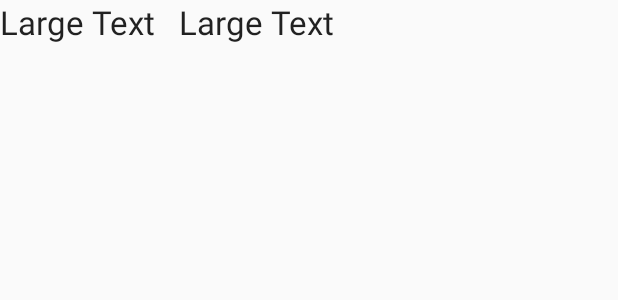
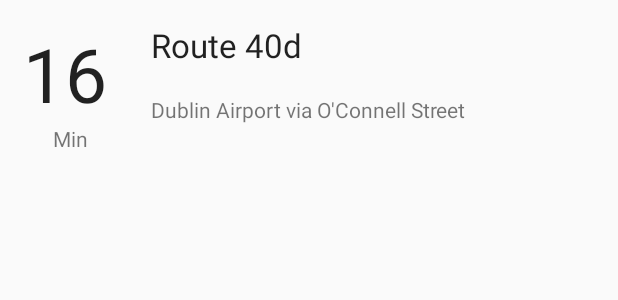
Before and after one commit to victoraldir/DublinBusAlarm, an Android app: the layout layout_list_bus_adapter.xml on its own in the app's theme, with its tools: preview values and no code run, on a phone screen of 412 x 824 dp. Shown: the top 300 px of the screen. Run offline under Robolectric (Android 15) with nearby library versions, the phone set to English and light mode, and no system bars.

Commit message:
new features

```diff
--- a/app/src/main/java/entities/Bus.java
+++ b/app/src/main/java/entities/Bus.java
@@ -11,7 +11,7 @@ public class Bus {
 
     private String destination;
 
-    private LocalTime time;
+    private String time;
 
     public String getRoute() {
         return route;
@@ -29,11 +29,11 @@ public class Bus {
         this.destination = destination;
     }
 
-    public LocalTime getTime() {
+    public String getTime() {
         return time;
     }
 
-    public void setTime(LocalTime time) {
+    public void setTime(String time) {
         this.time = time;
     }
 
--- a/app/src/main/java/receivers/AlarmReceiver.java
+++ b/app/src/main/java/receivers/AlarmReceiver.java
@@ -12,6 +12,7 @@ import android.net.Uri;
 import android.support.v4.app.NotificationCompat;
 
 import entities.Alarm;
+import quartzo.com.dublinbusalarm.LivePainelActivity;
 import quartzo.com.dublinbusalarm.MainActivity;
 import quartzo.com.dublinbusalarm.R;
 import utils.Constants;
@@ -25,7 +26,9 @@ public class AlarmReceiver extends BroadcastReceiver {
     public void onReceive(Context context, Intent intent) {
 
         //Toast.makeText(context, "I'm running", Toast.LENGTH_SHORT).show();
-        Intent it = new Intent(context, MainActivity.class);
+        Intent it = new Intent(context, LivePainelActivity.class);
+
+        it.putExtra("myDataSerialized", intent.getStringExtra("myDataSerialized"));
 
         PendingIntent resultPendingIntent =
                 PendingIntent.getActivity(
--- a/app/src/main/java/utils/Constants.java
+++ b/app/src/main/java/utils/Constants.java
@@ -8,4 +8,8 @@ public class Constants {
     public static final String PREFS_NAME = "MyPrefName";
     public static final String PREFS_KEY = "MyPrefKey";
 
+    public static final int ROUTE = 0;
+    public static final int DESTINATION = 1;
+    public static final int TIME = 2;
+
 }
--- a/app/src/main/res/layout/layout_list_bus_adapter.xml
+++ b/app/src/main/res/layout/layout_list_bus_adapter.xml
@@ -1,5 +1,5 @@
 <?xml version="1.0" encoding="utf-8"?>
-<LinearLayout xmlns:android="http://schemas.android.com/apk/res/android"
+<RelativeLayout xmlns:android="http://schemas.android.com/apk/res/android"
     android:orientation="horizontal" android:layout_width="match_parent"
     android:layout_height="match_parent">
 
@@ -7,14 +7,38 @@
         android:layout_width="wrap_content"
         android:layout_height="wrap_content"
         android:textAppearance="?android:attr/textAppearanceLarge"
-        android:text="Large Text"
-        android:id="@+id/textViewBus" />
+        android:text="16"
+        android:textSize="50dp"
+        android:layout_marginLeft="15dp"
+        android:layout_marginTop="15dp"
+        android:id="@+id/textViewMinutes" />
+
+    <TextView
+        android:layout_width="wrap_content"
+        android:layout_height="wrap_content"
+        android:textAppearance="?android:attr/textAppearanceSmall"
+        android:text="Dublin Airport via O&apos;Connell Street"
+        android:layout_marginLeft="15dp"
+        android:id="@+id/textViewDestination"
+        android:layout_alignBottom="@+id/textViewMinutes"
+        android:layout_centerHorizontal="true" />
 
     <TextView
         android:layout_width="wrap_content"
         android:layout_height="wrap_content"
         android:textAppearance="?android:attr/textAppearanceLarge"
-        android:text="Large Text"
-        android:layout_marginLeft="15dp"
-        android:id="@+id/textViewMinutes" />
-</LinearLayout>
+        android:text="Route 40d"
+        android:id="@+id/textViewRoute"
+        android:layout_alignTop="@+id/textViewMinutes"
+        android:layout_alignStart="@+id/textViewDestination" />
+
+    <TextView
+        android:layout_width="wrap_content"
+        android:layout_height="wrap_content"
+        android:textAppearance="?android:attr/textAppearanceSmall"
+        android:text="Min"
+        android:layout_marginLeft="20dp"
+        android:id="@+id/textView2"
+        android:layout_below="@+id/textViewMinutes"
+        android:layout_alignStart="@+id/textViewMinutes" />
+</RelativeLayout>
--- a/app/src/main/res/values/strings.xml
+++ b/app/src/main/res/values/strings.xml
@@ -1,4 +1,5 @@
 <resources>
     <string name="app_name">DublinBusAlarm</string>
     <string name="action_settings">Settings</string>
+    <string name="title_activity_live_painel">LivePainelActivity</string>
 </resources>
```
Also changed, not shown: app/src/main/AndroidManifest.xml (+7 -1 lines), app/src/main/java/adapters/ListAlarmsAdapter.java (+25 -1 lines), app/src/main/java/adapters/ListBusAdapter.java (+15 -4 lines), app/src/main/java/quartzo/com/dublinbusalarm/LivePainelActivity.java (added, +169 -0 lines), app/src/main/java/quartzo/com/dublinbusalarm/MainActivity.java (+9 -31 lines), app/src/main/res/layout/activity_live_painel.xml (added, +34 -0 lines), app/src/main/res/layout/content_live_painel.xml (added, +52 -0 lines).
